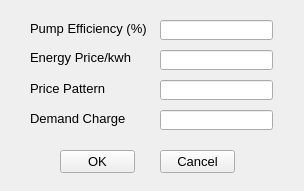
Before: the Qt Designer form src/ui/EPANET/frmEnergyOptionsDesigner.ui in USEPA/SWMM-EPANET_User_Interface, drawn with Qt 5.
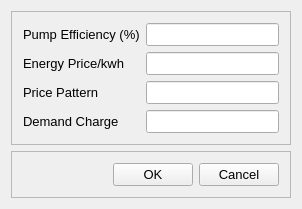
After: the same form once the commit is applied.

Commit message: renamed so ui files have 'designer' in the name

```diff
--- a/src/ui/EPANET/frmEnergyOptionsDesigner.ui
+++ b/src/ui/EPANET/frmEnergyOptionsDesigner.ui
@@ -6,8 +6,8 @@
    <rect>
     <x>0</x>
     <y>0</y>
-    <width>304</width>
-    <height>191</height>
+    <width>302</width>
+    <height>194</height>
    </rect>
   </property>
   <property name="font">
@@ -19,15 +19,18 @@
    <string>EPANET Energy Options</string>
   </property>
   <widget class="QWidget" name="centralWidget">
+   <layout class="QVBoxLayout" name="verticalLayout">
+    <item>
+     <widget class="QFrame" name="fraParms">
+      <property name="frameShape">
+       <enum>QFrame::StyledPanel</enum>
+      </property>
+      <property name="frameShadow">
+       <enum>QFrame::Raised</enum>
+      </property>
+      <layout class="QGridLayout" name="gridLayout">
+       <item row="0" column="0">
    <widget class="QLabel" name="lblGlobalEfficiency">
-    <property name="geometry">
-     <rect>
-      <x>30</x>
-      <y>20</y>
-      <width>121</width>
-      <height>16</height>
-     </rect>
-    </property>
     <property name="font">
      <font>
       <pointsize>10</pointsize>
@@ -37,111 +40,83 @@
      <string>Pump Efficiency (%)</string>
     </property>
    </widget>
+       </item>
+       <item row="0" column="1">
+        <widget class="QLineEdit" name="txtGlobalEfficiency"/>
+       </item>
+       <item row="1" column="0">
    <widget class="QLabel" name="lblGlobalPrice">
-    <property name="geometry">
-     <rect>
-      <x>30</x>
-      <y>50</y>
-      <width>101</width>
-      <height>16</height>
-     </rect>
-    </property>
     <property name="text">
      <string>&lt;html&gt;&lt;head/&gt;&lt;body&gt;&lt;p&gt;Energy Price/kwh&lt;/p&gt;&lt;/body&gt;&lt;/html&gt;</string>
     </property>
    </widget>
+       </item>
+       <item row="1" column="1">
+        <widget class="QLineEdit" name="txtGlobalPrice"/>
+       </item>
+       <item row="2" column="0">
    <widget class="QLabel" name="lblGlobalPattern">
-    <property name="geometry">
-     <rect>
-      <x>30</x>
-      <y>80</y>
-      <width>111</width>
-      <height>16</height>
-     </rect>
-    </property>
     <property name="text">
      <string>Price Pattern</string>
     </property>
    </widget>
+       </item>
+       <item row="2" column="1">
+        <widget class="QLineEdit" name="txtGlobalPattern"/>
+       </item>
+       <item row="3" column="0">
+        <widget class="QLabel" name="lblDemandCharge">
+         <property name="text">
+          <string>Demand Charge</string>
+         </property>
+        </widget>
+       </item>
+       <item row="3" column="1">
+        <widget class="QLineEdit" name="txtDemandCharge"/>
+       </item>
+      </layout>
+     </widget>
+    </item>
+    <item>
+     <widget class="QFrame" name="fraOKCancel">
+      <property name="frameShape">
+       <enum>QFrame::StyledPanel</enum>
+      </property>
+      <property name="frameShadow">
+       <enum>QFrame::Raised</enum>
+      </property>
+      <layout class="QHBoxLayout" name="horizontalLayout">
+       <item>
+        <spacer name="horizontalSpacer">
+         <property name="orientation">
+          <enum>Qt::Horizontal</enum>
+         </property>
+         <property name="sizeHint" stdset="0">
+          <size>
+           <width>99</width>
+           <height>20</height>
+          </size>
+         </property>
+        </spacer>
+       </item>
+       <item>
    <widget class="QPushButton" name="cmdOK">
-    <property name="geometry">
-     <rect>
-      <x>60</x>
-      <y>150</y>
-      <width>75</width>
-      <height>23</height>
-     </rect>
-    </property>
     <property name="text">
      <string>OK</string>
     </property>
    </widget>
+       </item>
+       <item>
    <widget class="QPushButton" name="cmdCancel">
-    <property name="geometry">
-     <rect>
-      <x>160</x>
-      <y>150</y>
-      <width>75</width>
-      <height>23</height>
-     </rect>
-    </property>
     <property name="text">
      <string>Cancel</string>
     </property>
    </widget>
-   <widget class="QLineEdit" name="txtGlobalPattern">
-    <property name="geometry">
-     <rect>
-      <x>160</x>
-      <y>80</y>
-      <width>113</width>
-      <height>20</height>
-     </rect>
-    </property>
-   </widget>
-   <widget class="QLineEdit" name="txtDemandCharge">
-    <property name="geometry">
-     <rect>
-      <x>160</x>
-      <y>110</y>
-      <width>113</width>
-      <height>20</height>
-     </rect>
-    </property>
-   </widget>
-   <widget class="QLabel" name="lblDemandCharge">
-    <property name="geometry">
-     <rect>
-      <x>30</x>
-      <y>110</y>
-      <width>111</width>
-      <height>16</height>
-     </rect>
-    </property>
-    <property name="text">
-     <string>Demand Charge</string>
-    </property>
-   </widget>
-   <widget class="QLineEdit" name="txtGlobalEfficiency">
-    <property name="geometry">
-     <rect>
-      <x>160</x>
-      <y>20</y>
-      <width>113</width>
-      <height>20</height>
-     </rect>
-    </property>
-   </widget>
-   <widget class="QLineEdit" name="txtGlobalPrice">
-    <property name="geometry">
-     <rect>
-      <x>160</x>
-      <y>50</y>
-      <width>113</width>
-      <height>20</height>
-     </rect>
-    </property>
-   </widget>
+       </item>
+      </layout>
+     </widget>
+    </item>
+   </layout>
   </widget>
  </widget>
  <layoutdefault spacing="6" margin="11"/>
```
Lines whose indentation alone changed are shown as unchanged. The commit also changes 3 other files.
